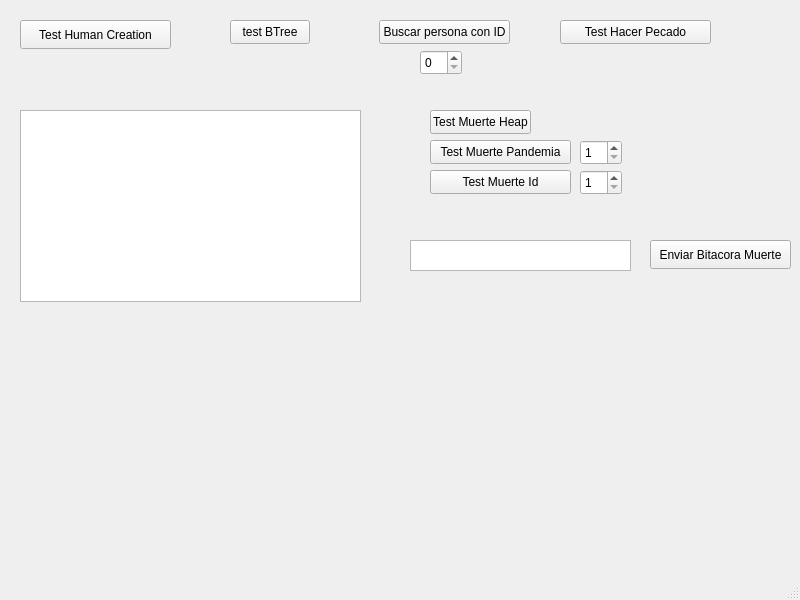
First picture: the form in BienVsMal/mainwindow.ui, repository arty4325/IC2001-BienVsMal, before the edit.
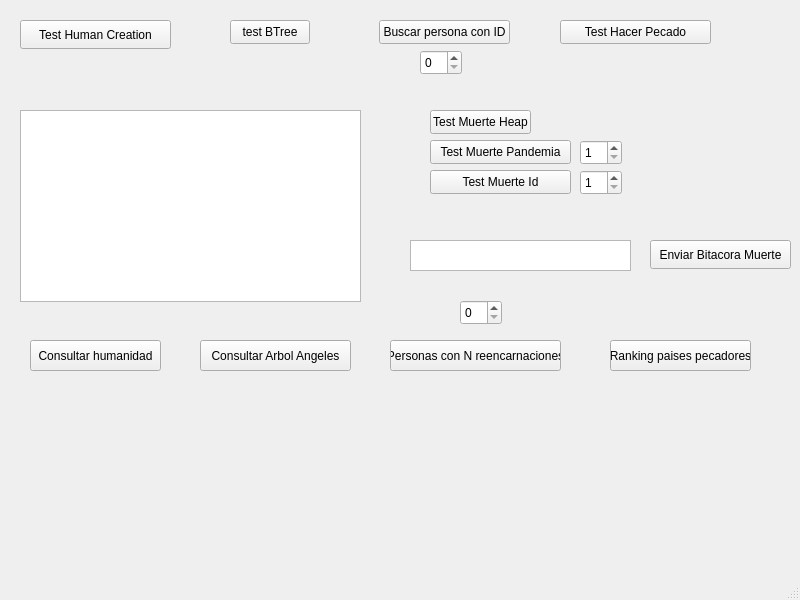
Second picture: the form after the edit.

Diff of the .ui file:
```diff
--- a/BienVsMal/mainwindow.ui
+++ b/BienVsMal/mainwindow.ui
@@ -193,6 +193,71 @@
      </rect>
     </property>
    </widget>
+   <widget class="QPushButton" name="btnConsultarHumanidad">
+    <property name="geometry">
+     <rect>
+      <x>30</x>
+      <y>340</y>
+      <width>131</width>
+      <height>31</height>
+     </rect>
+    </property>
+    <property name="text">
+     <string>Consultar humanidad</string>
+    </property>
+   </widget>
+   <widget class="QPushButton" name="pushButton_9">
+    <property name="geometry">
+     <rect>
+      <x>200</x>
+      <y>340</y>
+      <width>151</width>
+      <height>31</height>
+     </rect>
+    </property>
+    <property name="text">
+     <string>Consultar Arbol Angeles</string>
+    </property>
+   </widget>
+   <widget class="QPushButton" name="pushButton_10">
+    <property name="geometry">
+     <rect>
+      <x>390</x>
+      <y>340</y>
+      <width>171</width>
+      <height>31</height>
+     </rect>
+    </property>
+    <property name="text">
+     <string>Personas con N reencarnaciones</string>
+    </property>
+   </widget>
+   <widget class="QSpinBox" name="spinBox_4">
+    <property name="geometry">
+     <rect>
+      <x>460</x>
+      <y>300</y>
+      <width>42</width>
+      <height>25</height>
+     </rect>
+    </property>
+    <property name="maximum">
+     <number>1000000</number>
+    </property>
+   </widget>
+   <widget class="QPushButton" name="pushButton_11">
+    <property name="geometry">
+     <rect>
+      <x>610</x>
+      <y>340</y>
+      <width>141</width>
+      <height>31</height>
+     </rect>
+    </property>
+    <property name="text">
+     <string>Ranking paises pecadores</string>
+    </property>
+   </widget>
   </widget>
   <widget class="QMenuBar" name="menubar">
    <property name="geometry">
```
Left out of the diff: 2 changed lines with no effect on the pictures.
